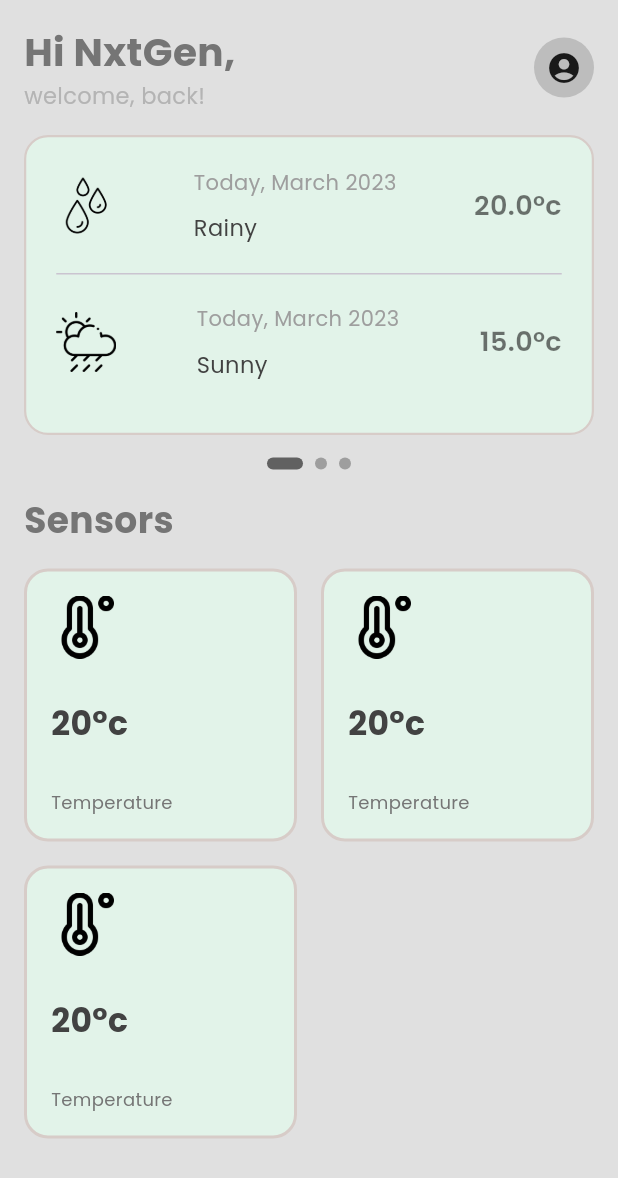
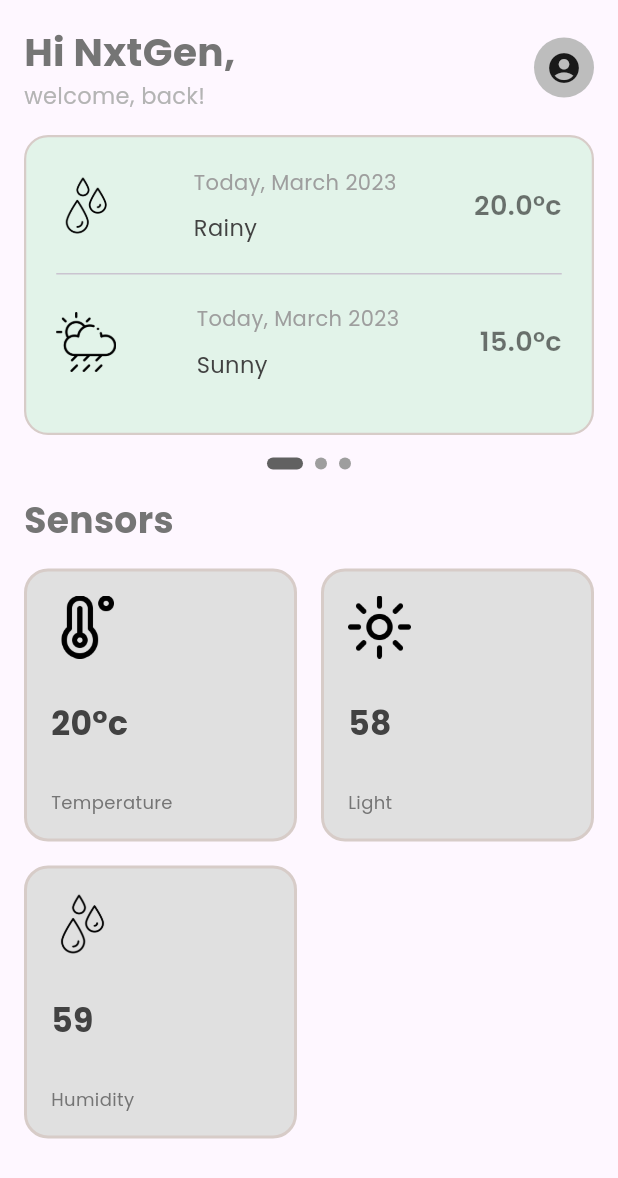
Before and after one commit to donald-88/smart-farm-app, a Flutter app: the screen it shows after launch, on a phone screen of 412 x 824 dp. Shown: the top 1178 px of the screen. Run offline on Flutter 3.47's test engine with Material 2 defaults, Android fonts, the phone set to English and light mode, and no system bars; drawn by our look-alikes of smooth_page_indicator; our stand-ins replace dio, google_fonts, syncfusion_flutter_charts, syncfusion_flutter_gauges.

Commit message:
created a sensors class

```diff
--- a/smart_farm/lib/pages/home.dart
+++ b/smart_farm/lib/pages/home.dart
@@ -15,11 +15,22 @@ class _HomeState extends State<Home> {
   //page controller
   final _controller = PageController();
 
+  final List<SensorClass> sensorList = [
+    SensorClass(
+        sensor: "Temperature",
+        value: "20°c",
+        sensorIcon: "assets/icons/temperature-high_48.png"),
+    SensorClass(
+        sensor: "Light",
+        value: "58",
+        sensorIcon: "assets/icons/brightness_48.png"),
+    SensorClass(
+        sensor: "Humidity", value: "59", sensorIcon: "assets/icons/drop.png")
+  ];
+
   @override
   Widget build(BuildContext context) {
     return Scaffold(
-      backgroundColor: Colors.grey[300],
-      // ignore: prefer_const_literals_to_create_immutables
       body: SafeArea(
         child: Column(
           children: [
@@ -108,7 +119,7 @@ class _HomeState extends State<Home> {
             ),
             Expanded(
               child: GridView.builder(
-                physics: NeverScrollableScrollPhysics(),
+                  physics: NeverScrollableScrollPhysics(),
                   padding: EdgeInsets.all(16),
                   gridDelegate: SliverGridDelegateWithMaxCrossAxisExtent(
                       maxCrossAxisExtent: 220,
@@ -118,9 +129,9 @@ class _HomeState extends State<Home> {
                   itemCount: 3,
                   itemBuilder: (context, index) {
                     return SensorCard(
-                      sensor: "Temperature",
-                      sensorValue: 20,
-                      sensorIcon: "assets/icons/temperature-high_48.png",
+                      sensor: sensorList[index].sensor,
+                      sensorValue: sensorList[index].value,
+                      sensorIcon: sensorList[index].sensorIcon,
                     );
                   }),
             )
@@ -130,3 +141,12 @@ class _HomeState extends State<Home> {
     );
   }
 }
+
+class SensorClass {
+  final String sensor;
+  final String value;
+  final String sensorIcon;
+
+  SensorClass(
+      {required this.sensor, required this.value, required this.sensorIcon});
+}
--- a/smart_farm/lib/pages/quick-actions/humidity-actions.dart
+++ b/smart_farm/lib/pages/quick-actions/humidity-actions.dart
@@ -14,8 +14,7 @@ class HumidityActions extends StatelessWidget {
       body: Column(
         children: [
           Container(),
-          Container(
-            child: Column(children: [
+          Column(children: [
             const Text("Quick Actions"),
             Row(
               children: [
@@ -27,8 +26,7 @@ class HumidityActions extends StatelessWidget {
                 Container()
               ],
             )
-            ]),
-          )
+          ])
         ],
       ),
     );
--- a/smart_farm/lib/widgets/sensorCard.dart
+++ b/smart_farm/lib/widgets/sensorCard.dart
@@ -2,7 +2,7 @@ import 'package:flutter/material.dart';
 
 class SensorCard extends StatelessWidget {
   final String sensor;
-  final int sensorValue;
+  final String sensorValue;
   final String sensorIcon;
 
   const SensorCard(
@@ -16,7 +16,7 @@ class SensorCard extends StatelessWidget {
     return Container(
       padding: const EdgeInsets.all(16),
       decoration: BoxDecoration(
-          color: const Color.fromARGB(255, 226, 243, 233),
+          color:  Colors.grey.shade300,
           border: Border.all(color: Colors.brown.shade100, width: 2),
           borderRadius: BorderRadius.circular(16)),
       child: Column(
@@ -24,15 +24,15 @@ class SensorCard extends StatelessWidget {
         mainAxisAlignment: MainAxisAlignment.spaceBetween,
         children: [
           SizedBox(height: 42, child: Image.asset(sensorIcon)),
-          const SizedBox(height: 16),
+          const SizedBox(height: 8),
           Text(
-            '${sensorValue.toString()}°c',
+            sensorValue.toString(),
             style: TextStyle(
                 color: Colors.grey.shade800,
                 fontWeight: FontWeight.bold,
                 fontSize: 22),
           ),
-          const SizedBox(height: 16),
+          const SizedBox(height: 8),
           Text(
             sensor,
             style: TextStyle(fontSize: 12, color: Colors.grey.shade600),
```
Also changed, not shown: smart_farm/lib/widgets/main_card.dart (+4 -5 lines). Lines whose indentation alone changed are shown as unchanged.
